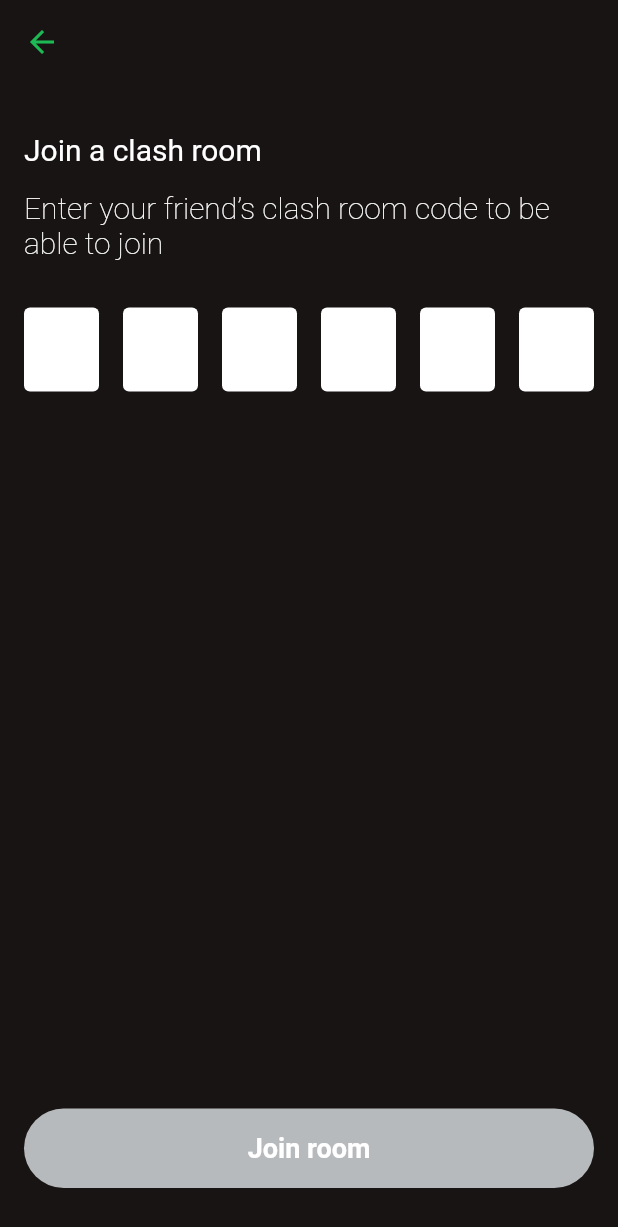
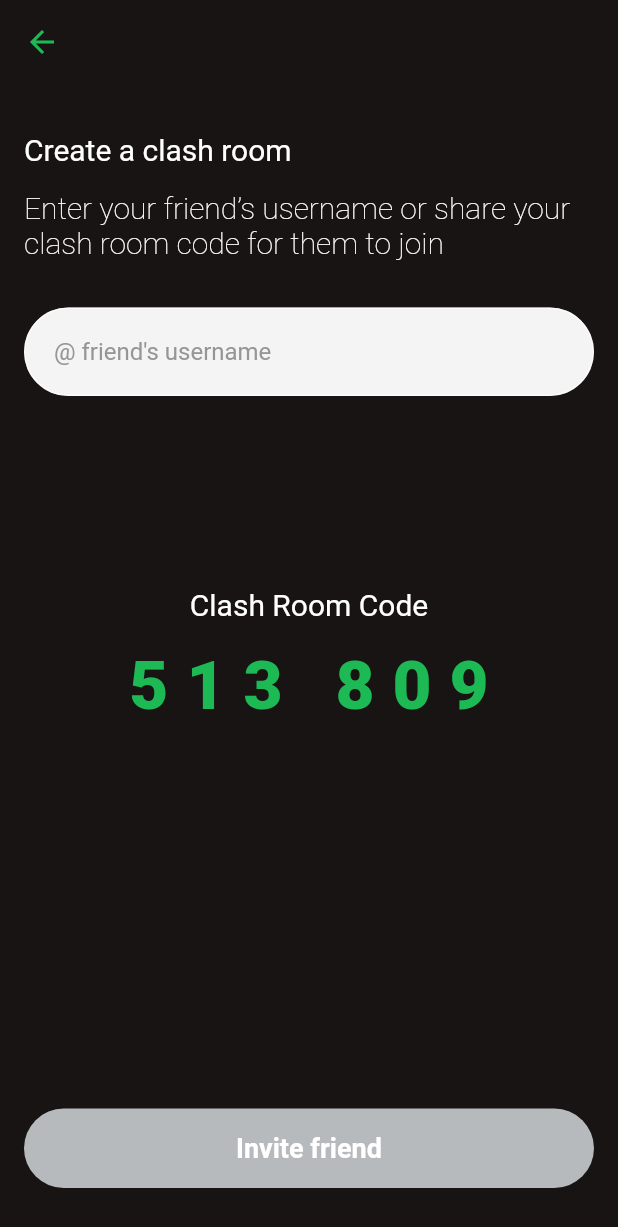
Before and after one commit to Nkwachi-N/Clash, a Flutter app: the screen it shows after launch, on a phone screen of 412 x 824 dp. Shown: the top 1227 px of the screen. Run offline on Flutter 3.47's test engine with Material 2 defaults, Android fonts, the phone set to English and light mode, and no system bars.

Commit message:
create clash room

```diff
--- a/lib/constants.dart
+++ b/lib/constants.dart
@@ -7,3 +7,5 @@ const Color green200 = Color(0xFF1DB954);
 const Color grey500 = Color(0xFFF4F4F4);
 
 const Color grey700 = Color(0xFFB7BABC);
+
+const Color grey900 = Color(0xFF969696);
--- a/lib/main.dart
+++ b/lib/main.dart
@@ -53,7 +53,7 @@ class MyApp extends StatelessWidget {
         ),
 
       ),
-      home: const JoinClashRoom()
+      home: const CreateClashRoom()
     );
   }
 }
--- a/lib/screens/create_clash_room.dart
+++ b/lib/screens/create_clash_room.dart
@@ -2,11 +2,33 @@ import 'package:flutter/material.dart';
 
 import '../constants.dart';
 
-class CreateClashRoom extends StatelessWidget {
+class CreateClashRoom extends StatefulWidget {
   const CreateClashRoom({Key? key}) : super(key: key);
 
   @override
+  State<CreateClashRoom> createState() => _CreateClashRoomState();
+}
+
+class _CreateClashRoomState extends State<CreateClashRoom> {
+  late TextEditingController _controller;
+
+
+  @override
+  void initState() {
+    super.initState();
+    _controller = TextEditingController();
+  }
+
+
+  @override
+  void dispose() {
+    _controller.dispose();
+    super.dispose();
+  }
+
+  @override
   Widget build(BuildContext context) {
+    final textTheme = Theme.of(context).textTheme;
     return SafeArea(
       child: Scaffold(
         appBar: AppBar(
@@ -16,8 +38,93 @@ class CreateClashRoom extends StatelessWidget {
             color: green200,
           ),
         ),
-        body: Column(
+        body: Padding(
+          padding: const EdgeInsets.symmetric(horizontal: 16.0),
+          child: Column(
+            crossAxisAlignment: CrossAxisAlignment.stretch,
+            children: [
+              const SizedBox(
+                height: 32.0,
+              ),
+              Text(
+                'Create a clash room',
+                style: textTheme.headline6?.copyWith(
+                  fontWeight: FontWeight.normal,
+                ),
+              ),
+              const SizedBox(
+                height: 16.0,
+              ),
+              Text(
+                'Enter your friend’s username or share your clash room code for them to join',
+                style: textTheme.headline6?.copyWith(
+                  fontWeight: FontWeight.w200,
+                  color: Colors.white,
+                ),
+              ),
+              const SizedBox(
+                height: 32.0,
+              ),
+              TextField(
+                controller: _controller,
+                decoration: InputDecoration(
+                  filled: true,
+                  fillColor: grey500,
+                  contentPadding: const EdgeInsets.all( 20.0,),
+                  hintText: '@ friend\'s username',
+                  hintStyle: const TextStyle(
+                    color: grey900,
+                  ),
+                  border: OutlineInputBorder(
+                    borderRadius: BorderRadius.circular(
+                      30.0,
+                    ),
+                  ),
+                  focusedBorder: OutlineInputBorder(
+                    borderRadius: BorderRadius.circular(
+                      30.0,
+                    ),
+                  ),
+                ),
+              ),
+              const Spacer(
+              ),
+              Center(
+                child: Text(
+                  'Clash Room Code',
+                  style: textTheme.headline6?.copyWith(
+                    fontWeight: FontWeight.normal,
+                  ),
+                ),
+              ),
+              const SizedBox(
+                height: 16.0,
+              ),
+              Center(
+                child: Text('513 809',style: textTheme.headline3?.copyWith(
+                  color: green200,
+                  fontWeight: FontWeight.w800,
+                  letterSpacing: 12.0,
+                ),),
+              ),
+              const Spacer(
+                flex: 2,
+              ),
+              TextButton(
+                onPressed: _controller.text.isNotEmpty ? (){} : null,
 
+                child: Text(
+                  'Invite friend',
+                  style: textTheme.button,
+                ),
+              ),
+              const SizedBox(
+                height: 32.0,
+              )
+
+            ],
+
+          ),
         ),
       ),
     );
```
